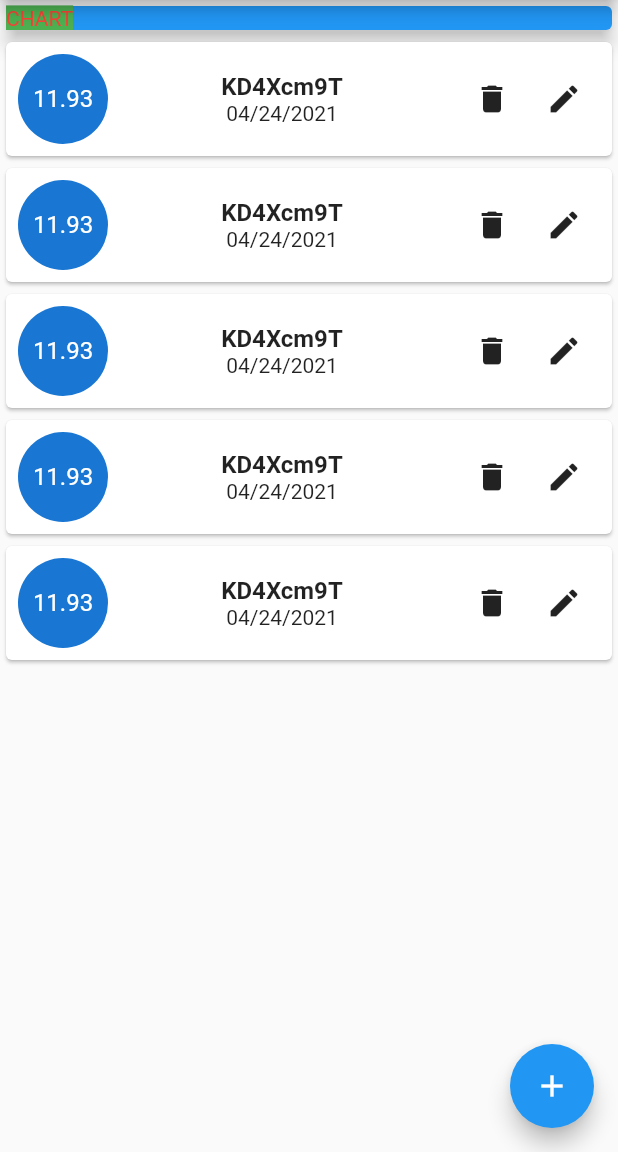
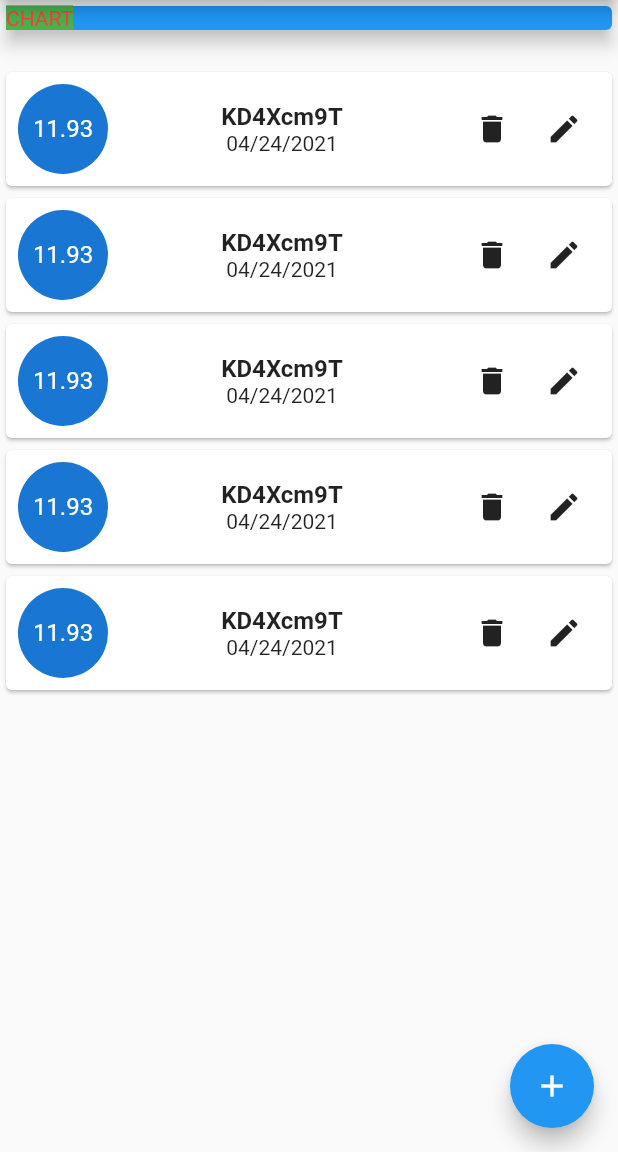
Before and after one commit to reymillenium/expensy_flutter, a Flutter app: the screen it shows after launch, on a phone screen of 412 x 824 dp, the part 84-1236 px from its top. Run offline on Flutter 3.47's test engine with Material 2 defaults, Android fonts, the phone set to English and light mode, and no system bars.

Commit message:
Modified the builder on lib/components/transactions_list.dart by using a ListView.builder

```diff
--- a/lib/components/transactions_list.dart
+++ b/lib/components/transactions_list.dart
@@ -19,6 +19,7 @@ import 'package:expensy_flutter/components/transaction_tile.dart';
 class TransactionsList extends StatelessWidget {
   // Properties:
   final List<Transaction> transactions;
+  final _listViewScrollController = ScrollController();
 
   // Constructor:
   TransactionsList({this.transactions});
@@ -31,8 +32,20 @@ class TransactionsList extends StatelessWidget {
 
   @override
   Widget build(BuildContext context) {
-    return ListView(
-      children: getTransactionList2(),
+    // return ListView(
+    //   padding: const EdgeInsets.only(left: 0, top: 20, right: 0),
+    //   children: getTransactionList2(),
+    // );
+
+    return ListView.builder(
+      padding: const EdgeInsets.only(left: 0, top: 20, right: 0),
+      controller: _listViewScrollController,
+      itemBuilder: (context, index) {
+        return TransactionsTile(
+          transaction: transactions[index],
+        );
+      },
+      itemCount: transactions.length,
     );
   }
 }
```
